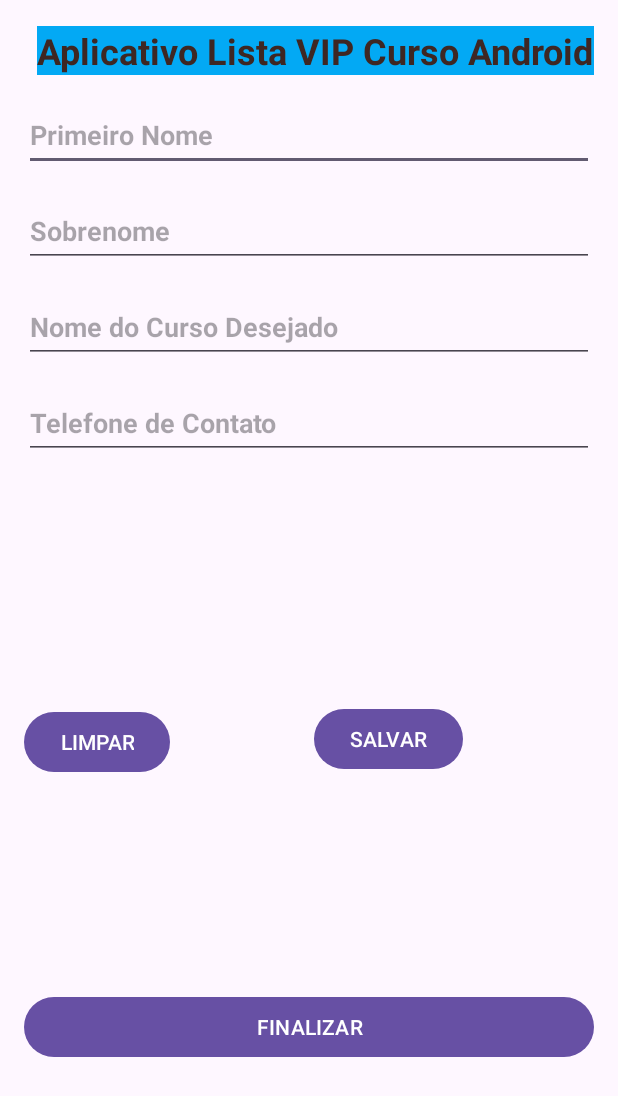
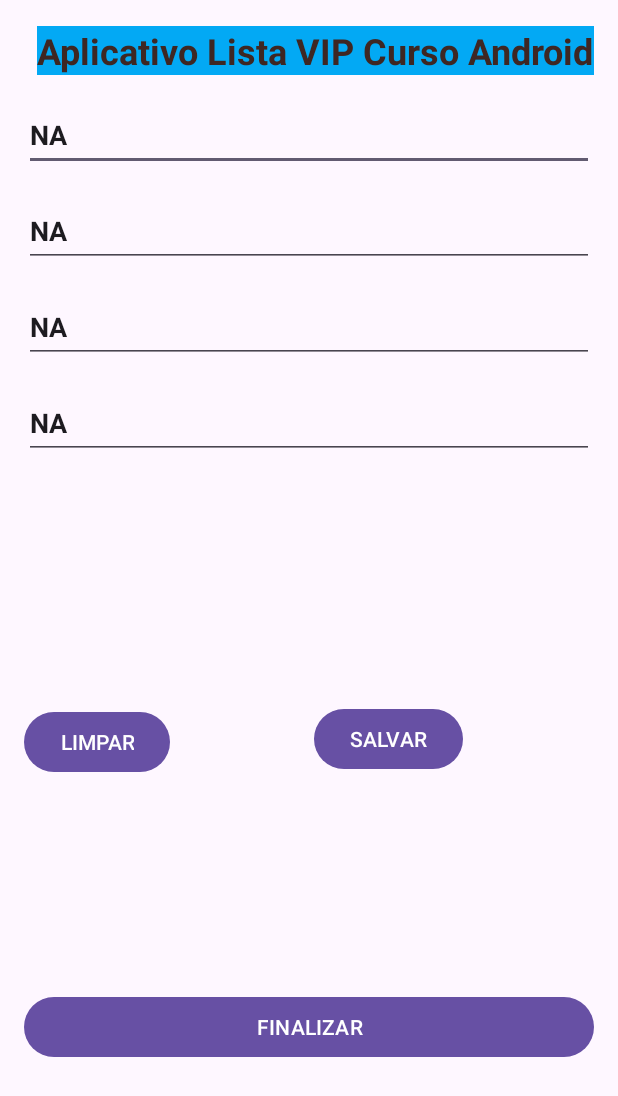
Before and after one commit to Bscanto/Curso-Desenvolvimento-Android-2023, an Android app: the screen it shows after launch (MainActivity), on a phone screen of 412 x 824 dp. Shown: the top 1096 px of the screen. Run offline under Robolectric (Android 15) with nearby library versions, the phone set to English and light mode, and no system bars.

Commit message:
Refatorada a classe PessoaController

```diff
--- a/AppListaCurso/app/src/main/java/devandroid/bruno/applistacurso/Controller/PessoaController.java
+++ b/AppListaCurso/app/src/main/java/devandroid/bruno/applistacurso/Controller/PessoaController.java
@@ -1,13 +1,24 @@
 package devandroid.bruno.applistacurso.Controller;
 
+import android.content.SharedPreferences;
 import android.util.Log;
 
 import androidx.annotation.NonNull;
 
 import devandroid.bruno.applistacurso.model.Pessoa;
+import devandroid.bruno.applistacurso.view.MainActivity;
 
 public class PessoaController {
 
+    SharedPreferences preferences;
+    SharedPreferences.Editor listaVip;
+    public static final String NOME_PREFERENCES = "pref_listavip";
+
+
+    public PessoaController(MainActivity mainActivity) {
+        preferences = mainActivity.getSharedPreferences(NOME_PREFERENCES, 0);
+        listaVip = preferences.edit();
+    }
 
     @NonNull
     @Override
@@ -22,5 +33,29 @@ public class PessoaController {
     public void salvar(Pessoa pessoa) {
         Log.i("MVC_Controller", "Salvo: " + pessoa.toString());
 
+        listaVip.putString("PrimeiroNome", pessoa.getPrimeiroNome());
+        listaVip.putString("Sobrenome", pessoa.getSobreNome());
+        listaVip.putString("NomeCurso", pessoa.getCursoDesejado());
+        listaVip.putString("TelefoneContato", pessoa.getTelefoneContato());
+        listaVip.apply();
+
     }
+
+    public Pessoa buscar(Pessoa pessoa) {
+
+        pessoa.setPrimeiroNome(preferences.getString("PrimeiroNome", "NA"));
+        pessoa.setSobreNome(preferences.getString("Sobrenome", "NA"));
+        pessoa.setCursoDesejado(preferences.getString("NomeCurso", "NA"));
+        pessoa.setTelefoneContato(preferences.getString("TelefoneContato", "NA"));
+
+        return pessoa;
+    }
+
+    public void limpar() {
+
+        listaVip.clear();
+        listaVip.apply();
+    }
+
+
 }
--- a/AppListaCurso/app/src/main/java/devandroid/bruno/applistacurso/view/MainActivity.java
+++ b/AppListaCurso/app/src/main/java/devandroid/bruno/applistacurso/view/MainActivity.java
@@ -17,9 +17,6 @@ import devandroid.bruno.applistacurso.model.Pessoa;
 public class MainActivity extends AppCompatActivity {
 
 
-    SharedPreferences preferences;
-    SharedPreferences.Editor listaVip;
-    public static final String NOME_PREFERENCES = "pref_listavip";
 
     PessoaController controller;
 
@@ -43,17 +40,12 @@ public class MainActivity extends AppCompatActivity {
         super.onCreate(savedInstanceState);
         setContentView(R.layout.activity_main);
 
-        preferences = getSharedPreferences(NOME_PREFERENCES,0);
-        listaVip = preferences.edit();
 
-        controller = new PessoaController();
+        controller = new PessoaController(MainActivity.this);
         controller.toString();
 
         pessoa = new Pessoa();
-        pessoa.setPrimeiroNome(preferences.getString("PrimeiroNome",""));
-        pessoa.setSobreNome(preferences.getString("Sobrenome",""));
-        pessoa.setCursoDesejado(preferences.getString("NomeCurso",""));
-        pessoa.setTelefoneContato(preferences.getString("TelefoneContato",""));
+        controller.buscar(pessoa);
 
         editPrimeiroNome = findViewById(R.id.editPrimeiroNome);
         editSobreNomeAluno = findViewById(R.id.editSobreNomeAluno);
@@ -78,9 +70,9 @@ public class MainActivity extends AppCompatActivity {
                 editTelefoneContato.setText("");
                 editNomeCurso.setText("");
 
-                listaVip.clear();
-                listaVip.apply();
 
+
+                controller.limpar();
             }
         });
 
@@ -102,11 +94,6 @@ public class MainActivity extends AppCompatActivity {
 
                 Toast.makeText(MainActivity.this, "Salvo" + pessoa.toString(), Toast.LENGTH_LONG).show();
 
-                listaVip.putString("PrimeiroNome",pessoa.getPrimeiroNome());
-                listaVip.putString("Sobrenome",pessoa.getSobreNome());
-                listaVip.putString("NomeCurso",pessoa.getCursoDesejado());
-                listaVip.putString("TelefoneContato",pessoa.getTelefoneContato());
-                listaVip.apply();
 
                 controller.salvar(pessoa);
 
```
